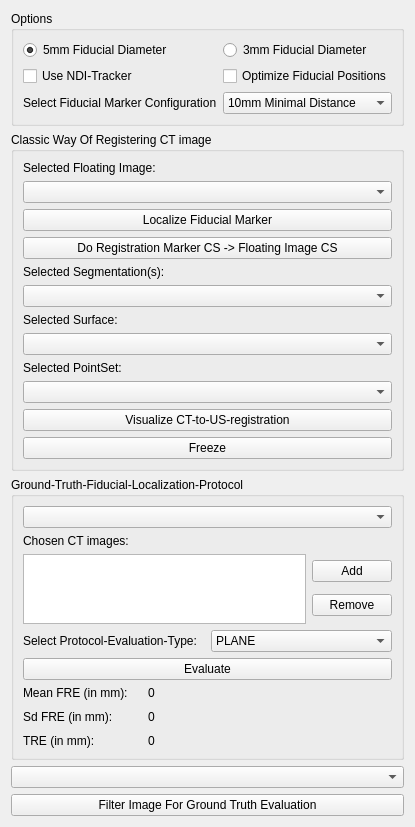
This is Plugins/org.mitk.gui.qt.igt.app.echotrack/src/internal/NavigationStepWidgets/QmitkUSNavigationStepCtUsRegistration.ui in MITK/MITK as Qt 5 draws it before an edit. The edited form follows.
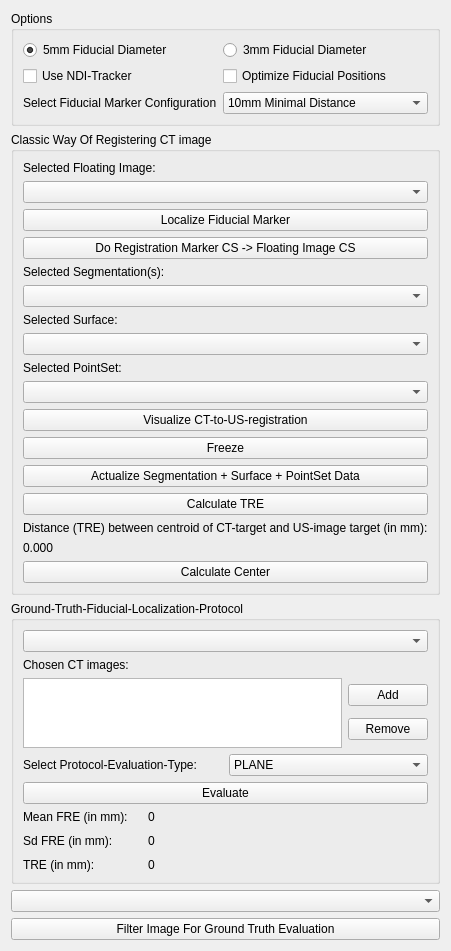
This is the edited form. Custom widgets are drawn as their Qt base class.

Commit message: Added additional features for evaluating the registration process.

The edit to the form file:
```diff
--- a/Plugins/org.mitk.gui.qt.igt.app.echotrack/src/internal/NavigationStepWidgets/QmitkUSNavigationStepCtUsRegistration.ui
+++ b/Plugins/org.mitk.gui.qt.igt.app.echotrack/src/internal/NavigationStepWidgets/QmitkUSNavigationStepCtUsRegistration.ui
@@ -7,7 +7,7 @@
     <x>0</x>
     <y>0</y>
     <width>400</width>
-    <height>808</height>
+    <height>847</height>
    </rect>
   </property>
   <property name="windowTitle">
@@ -176,6 +176,41 @@
         </property>
        </widget>
       </item>
+      <item>
+       <widget class="QPushButton" name="actualizeSegmentationSurfacePSetDataPushButton">
+        <property name="text">
+         <string>Actualize Segmentation + Surface + PointSet Data</string>
+        </property>
+       </widget>
+      </item>
+      <item>
+       <widget class="QPushButton" name="calculateTREPushButton">
+        <property name="text">
+         <string>Calculate TRE</string>
+        </property>
+       </widget>
+      </item>
+      <item>
+       <widget class="QLabel" name="distanceTRELabel">
+        <property name="text">
+         <string>Distance (TRE) between centroid of CT-target and US-image target (in mm):</string>
+        </property>
+       </widget>
+      </item>
+      <item>
+       <widget class="QLabel" name="distanceTREValue">
+        <property name="text">
+         <string>0.000</string>
+        </property>
+       </widget>
+      </item>
+      <item>
+       <widget class="QPushButton" name="calculateCenterPushButton">
+        <property name="text">
+         <string>Calculate Center</string>
+        </property>
+       </widget>
+      </item>
      </layout>
     </widget>
    </item>
```
The commit also changes 4 other files.
